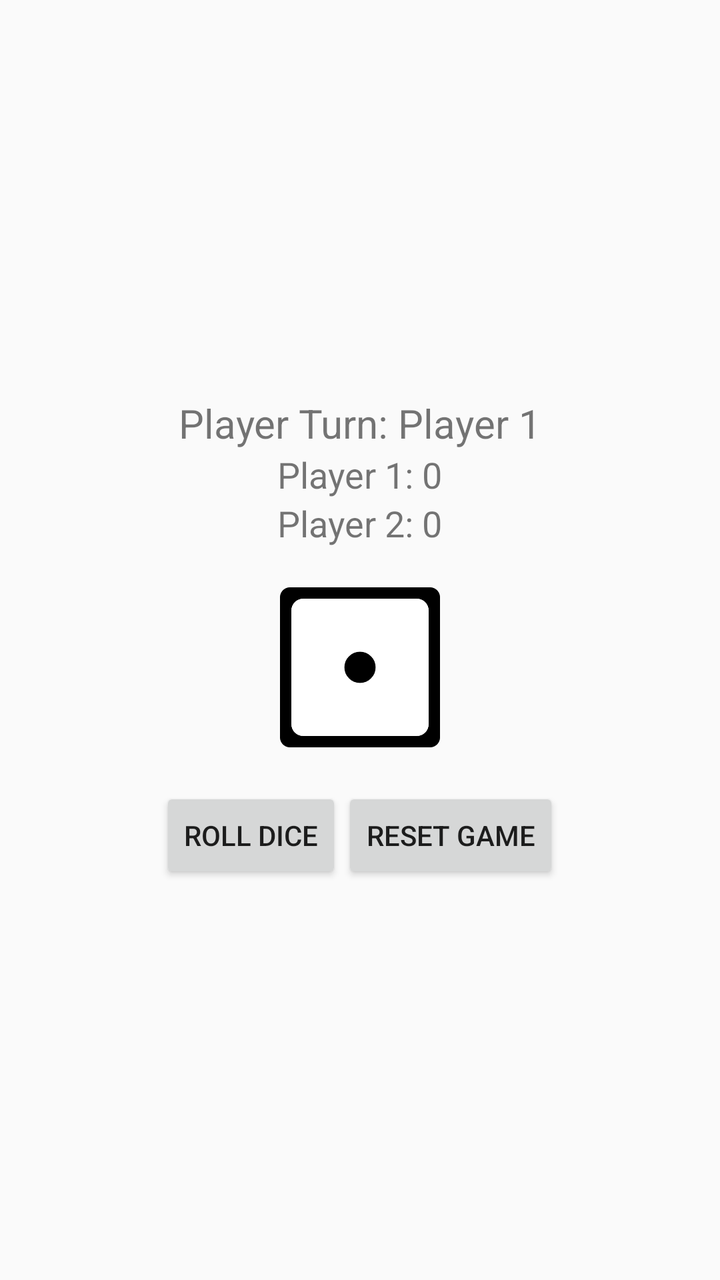
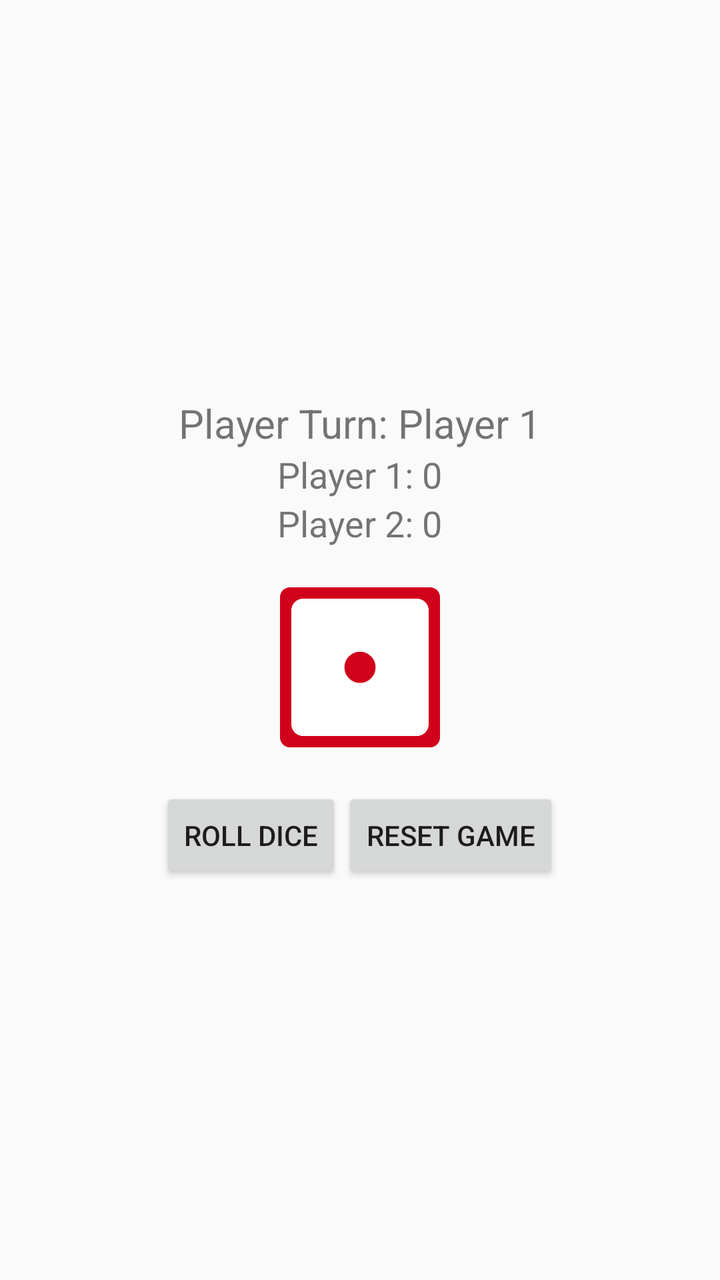

Two renders of the same Android screen: before a commit and after it. Below are the layout's source before the change and the commit's diff.
<!-- AndroidManifest.xml: activity theme Theme.BoardGame -->
<!-- res/layout/activity_main.xml -->
<?xml version="1.0" encoding="utf-8"?>
<LinearLayout xmlns:android="http://schemas.android.com/apk/res/android"
    android:orientation="vertical"
    android:layout_width="match_parent"
    android:layout_height="match_parent"
    android:padding="16dp"
    android:gravity="center">
    <TextView
        android:id="@+id/player_turn"
        android:layout_width="wrap_content"
        android:layout_height="wrap_content"
        android:text="@string/player_turn"
        android:textSize="20sp"
        android:layout_gravity="center"/>
<TextView
    android:id="@+id/player1"
    android:layout_width="wrap_content"
    android:layout_height="wrap_content"
    android:text="@string/player_1"
    android:textSize="18sp"
    android:layout_gravity="center"
    />
    <TextView
        android:id="@+id/player2"
        android:layout_width="wrap_content"
        android:layout_height="wrap_content"
        android:text="@string/player_2"
        android:textSize="18sp"
        android:layout_gravity="center"
        />

    <ImageView
        android:id="@+id/dice_image"
        android:layout_width="80dp"
        android:layout_height="80dp"
        android:layout_marginTop="20dp"
        android:layout_marginBottom="20dp"
        android:src="@drawable/dice_one"
        android:contentDescription="@string/dice_description"
        android:layout_gravity="center"
        />

    <LinearLayout
        android:layout_width="wrap_content"
        android:layout_height="wrap_content"
        android:orientation="horizontal"
        android:layout_gravity="center"
        >
        <Button
            android:id="@+id/roll_dice"
            android:layout_width="wrap_content"
            android:layout_height="wrap_content"
            android:text="@string/roll_dice"/>
        <Button
            android:id="@+id/reset_game"
            android:layout_width="wrap_content"
            android:layout_height="wrap_content"
            android:text="@string/reset_game"/>

    </LinearLayout>

</LinearLayout>
<!-- resources referenced by this layout -->
<resources>
  <!-- drawable dice_one: png bitmap (drawable, 12069 bytes) -->
  <string name="dice_description">A dice image</string>
  <string name="player_1">Player 1: 0</string>
  <string name="player_2">Player 2: 0</string>
  <string name="player_turn">Player Turn: Player 1</string>
  <string name="reset_game">Reset Game</string>
  <string name="roll_dice">Roll Dice</string>
  <style name="Theme.BoardGame" parent="android:Theme.Material.Light.NoActionBar" />
</resources>

<!-- the commit's change to res/layout/activity_main.xml (unified diff, before → after) -->
@@ -5,6 +5,13 @@
     android:layout_height="match_parent"
     android:padding="16dp"
     android:gravity="center">
+    <GridLayout
+        android:id="@+id/grid"
+        android:layout_width="match_parent"
+        android:layout_height="wrap_content"
+        android:rowCount="5"
+        android:columnCount="5"
+        android:layout_gravity="center"/>
     <TextView
         android:id="@+id/player_turn"
         android:layout_width="wrap_content"
<!-- resource entries referenced after the edit -->
@@ -1,6 +1,6 @@
 <!-- resources referenced by this layout -->
 <resources>
-  <!-- drawable dice_one: png bitmap (drawable, 12069 bytes) -->
+  <!-- drawable dice_one: png bitmap (drawable, 12349 bytes) -->
   <string name="dice_description">A dice image</string>
   <string name="player_1">Player 1: 0</string>
   <string name="player_2">Player 2: 0</string>
